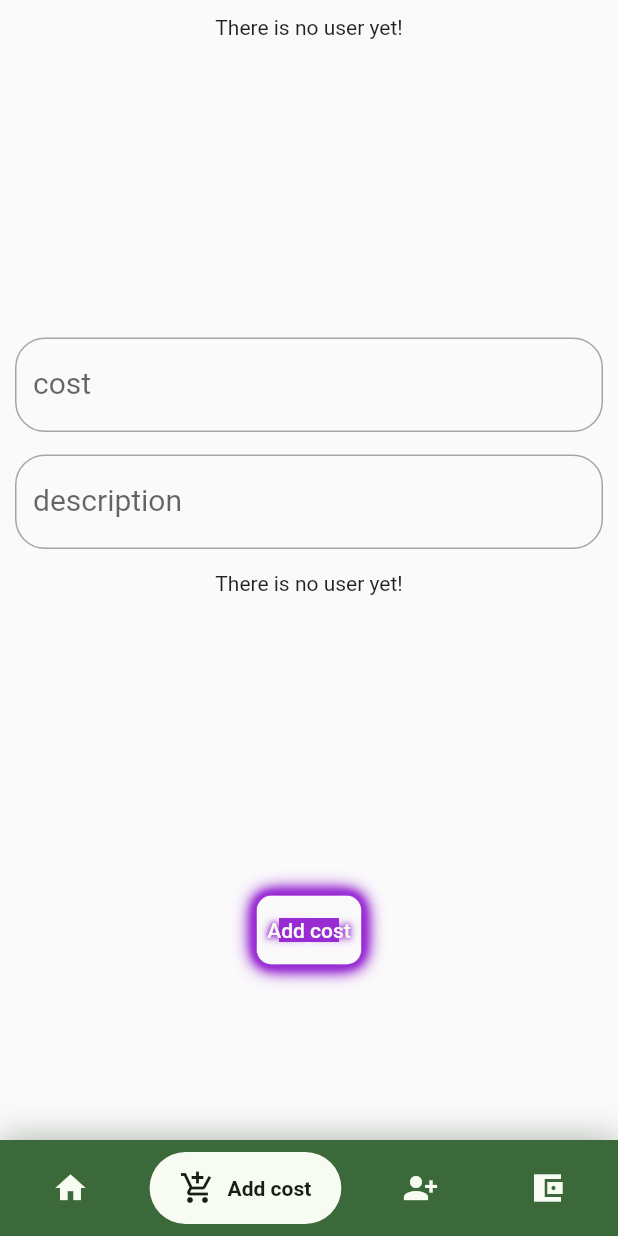
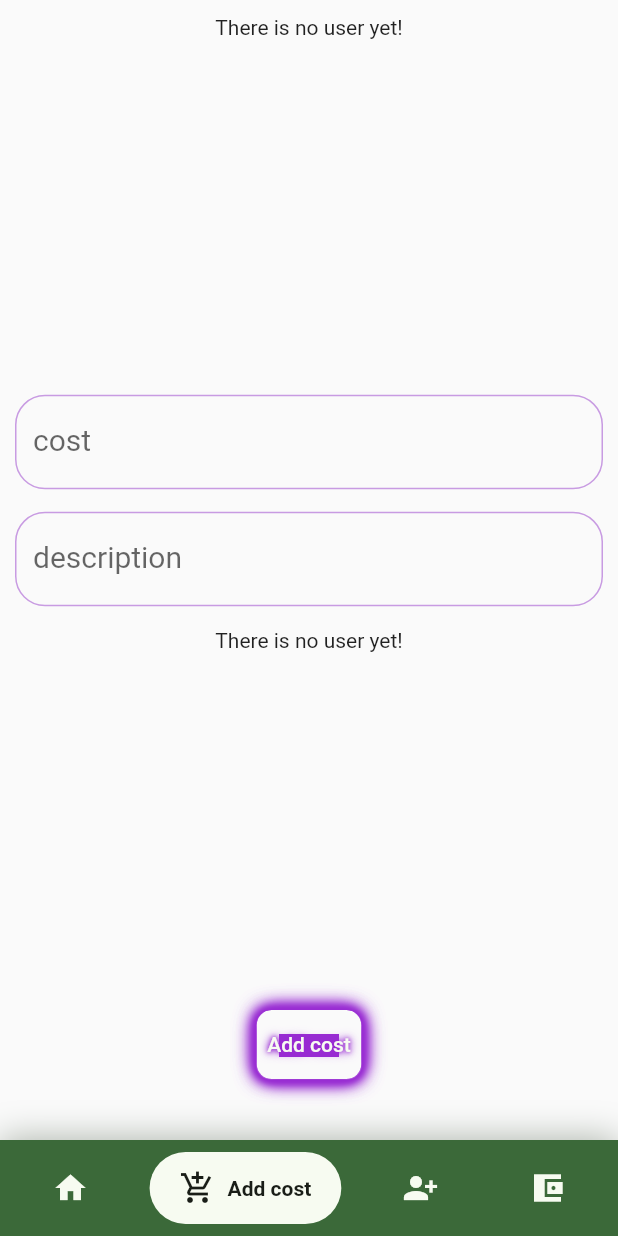
Before and after one commit to mehranghaffarian/cost_handler, a Flutter app: the screen it shows after launch, item 2 of the bottom bar chosen, on a phone screen of 412 x 824 dp. Run offline on Flutter 3.47's test engine with Material 2 defaults, Android fonts, the phone set to English and light mode, and no system bars; drawn by our look-alikes of google_nav_bar; our stand-ins replace sqflite; accounts and stored records are empty.

Commit message:
UI is at its best level

```diff
--- a/lib/main.dart
+++ b/lib/main.dart
@@ -5,7 +5,7 @@ import 'package:cost_handler/presentation/pages/settle_up_page.dart';
 import 'package:cost_handler/presentation/pages/test-page.dart';
 import 'package:flutter/material.dart';
 
-void main() async{
+void main() async {
   WidgetsFlutterBinding.ensureInitialized();
 
   runApp(const MyApp());
@@ -16,10 +16,13 @@ class MyApp extends StatelessWidget {
 
   // This widget is the root of your application.
   @override
-  Widget build(BuildContext context){
+  Widget build(BuildContext context) {
     return MaterialApp(
       theme: ThemeData(
-        colorScheme: ColorScheme.fromSeed(seedColor: Colors.green).copyWith(shadow: const Color.fromRGBO(152, 43, 210, 1.0),),
+        colorScheme: ColorScheme.fromSeed(seedColor: Colors.green).copyWith(
+          shadow: const Color.fromRGBO(152, 43, 210, 1.0),
+          onSurface: const Color.fromRGBO(119, 1, 186, 1.0),
+        ),
         // colorScheme: const ColorScheme(
         //   shadow: Color.fromRGBO(50, 252, 255, 0.5),
         //   brightness: Brightness.light,
@@ -34,10 +37,10 @@ class MyApp extends StatelessWidget {
         //   surface: Color.fromRGBO(5, 150, 120, 1.0),
         //   onSurface: Color.fromRGBO(103, 3, 121, 1.0),
         // ),
-      //   primaryColor: const Color.fromRGBO(65, 135, 44, 1.0),
-      //   primaryColorDark: const Color.fromRGBO(18, 78, 1, 1.0),
-      //   errorColor: const Color.fromRGBO(150, 20, 20, 1.0),
-      //   backgroundColor: const Color.fromRGBO(126, 212, 142, 1.0),
+        //   primaryColor: const Color.fromRGBO(65, 135, 44, 1.0),
+        //   primaryColorDark: const Color.fromRGBO(18, 78, 1, 1.0),
+        //   errorColor: const Color.fromRGBO(150, 20, 20, 1.0),
+        //   backgroundColor: const Color.fromRGBO(126, 212, 142, 1.0),
         textTheme: const TextTheme(
           titleMedium: TextStyle(
             fontSize: 20,
@@ -45,12 +48,12 @@ class MyApp extends StatelessWidget {
           ),
           titleSmall: TextStyle(
             fontSize: 15,
-            color: Color.fromRGBO(0, 0, 0, 1.0),
+            color: Color.fromRGBO(51, 8, 121, 1.0),
           ),
           titleLarge: TextStyle(
             fontSize: 19,
             fontWeight: FontWeight.bold,
-            color: Color.fromRGBO(0, 0, 0, 1.0),
+            color: Color.fromRGBO(51, 8, 121, 1.0),
           ),
         ),
       ),
@@ -62,8 +65,7 @@ class MyApp extends StatelessWidget {
         AddCostPage.routeName: (ctx) => const AddCostPage(),
         SettleUpPage.routeName: (ctx) => const SettleUpPage(),
         TestPage.routeName: (ctx) => TestPage(),
-       },
+      },
     );
   }
-
 }
--- a/lib/presentation/pages/add_cost_page.dart
+++ b/lib/presentation/pages/add_cost_page.dart
@@ -3,7 +3,6 @@ import 'package:cost_handler/core/session_database_helper.dart';
 import 'package:cost_handler/core/users_database_helper.dart';
 import 'package:cost_handler/domain/cost_entity.dart';
 import 'package:cost_handler/domain/user_entity.dart';
-import 'package:cost_handler/presentation/widgets/mg_appbar.dart';
 import 'package:cost_handler/presentation/widgets/mg_choosable_chip.dart';
 import 'package:cost_handler/presentation/widgets/neon_button.dart';
 import 'package:flutter/material.dart';
@@ -41,16 +40,18 @@ class _AddCostPageState extends State<AddCostPage> {
   @override
   Widget build(BuildContext context) {
     final colorScheme = Theme.of(context).colorScheme;
+    final deviceHeightRemaining = MediaQuery.of(context).size.height - 30;
 
     return Scaffold(
-      body: SingleChildScrollView(child: Padding(
+      body: SingleChildScrollView(
+        child: Padding(
           padding: const EdgeInsets.all(10),
           child: Form(
             child: Column(
               children: [
                 isLoading
                     ? const CircularProgressIndicator()
-                  : _createSpenderGridView(),
+                    : _createSpenderGridView(deviceHeightRemaining * 0.3),
                 const SizedBox(height: 15),
                 TextField(
                   maxLines: 1,
@@ -83,7 +84,8 @@ class _AddCostPageState extends State<AddCostPage> {
                 const SizedBox(height: 15),
                 isLoading
                     ? const CircularProgressIndicator()
-                  : _createUsersGridView(receivers),
+                    : _createUsersGridView(
+                        receivers, deviceHeightRemaining * 0.3),
                 const SizedBox(height: 15),
                 NeonButton(
                   onPressed: () async {
@@ -99,11 +101,11 @@ class _AddCostPageState extends State<AddCostPage> {
                     }
                     if (costValue == 0) {
                       context.showSnack("Cost must be non zero");
-                    return;}
+                      return;
+                    }
 
                     final result = _addCost(
-                      costValue: costValue,
-                      spenderUserName: spenderUserName);
+                        costValue: costValue, spenderUserName: spenderUserName);
                     if (await result) {
                       context.showSnack("Cost added successfully");
                     } else {
@@ -115,7 +117,8 @@ class _AddCostPageState extends State<AddCostPage> {
               ],
             ),
           ),
-      ),),
+        ),
+      ),
     );
   }
 
@@ -133,9 +136,9 @@ class _AddCostPageState extends State<AddCostPage> {
     return res != 0;
   }
 
-  _createUsersGridView(List<UserEntity> targetUsers) {
+  _createUsersGridView(List<UserEntity> targetUsers, double gridViewSize) {
     return SizedBox(
-      height: 200,
+      height: gridViewSize,
       child: allUsers.isEmpty
           ? const Text("There is no user yet!")
           : SingleChildScrollView(
@@ -162,10 +165,10 @@ class _AddCostPageState extends State<AddCostPage> {
     );
   }
 
-  _createSpenderGridView() {
+  _createSpenderGridView(double gridViewSize) {
     return SingleChildScrollView(
       child: SizedBox(
-        height: 200,
+        height: gridViewSize,
         child: allUsers.isEmpty
             ? const Text("There is no user yet!")
             : SingleChildScrollView(
```
Also changed, not shown: lib/presentation/pages/add_user/add_user_page.dart (+13 -13 lines), lib/presentation/pages/home_page.dart (+10 -65 lines), lib/presentation/pages/settle_up_page.dart (+58 -23 lines), lib/presentation/widgets/mg_report_card.dart (added, +47 -0 lines), assets/images/receiver.png (renamed from assets/images/reciever.png). Lines whose indentation alone changed are shown as unchanged.
